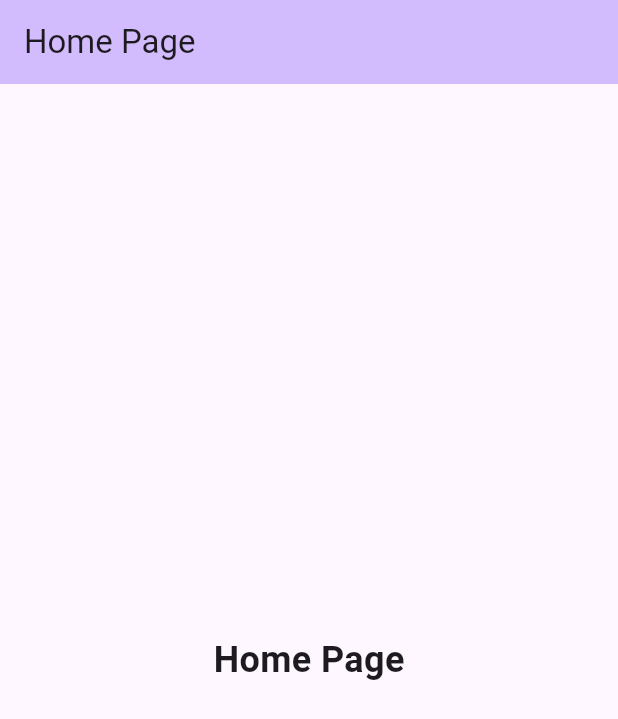
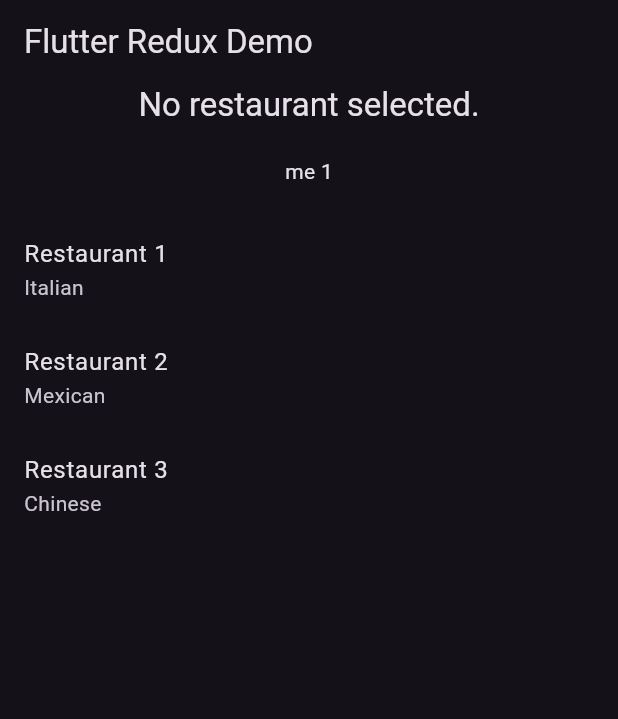
Before and after one commit to foorcun/first, a Flutter app: the screen it shows after launch, on a phone screen of 412 x 824 dp. Shown: the top 719 px of the screen. Run offline on Flutter 3.47's test engine with Material 3 defaults, Android fonts, the phone set to English and light mode, and no system bars; our stand-ins replace flutter_redux, redux.

Commit message:
redux restaurant ve menugroups icin impl.

```diff
--- /dev/null
+++ b/lib/app/features/restaurant/domain/MenuGroups.dart
@@ -0,0 +1,9 @@
+
+class MenuGroups{
+  final String menuGroupId;
+
+  MenuGroups({required this.menuGroupId});
+
+ MenuGroups.fromJson(Map<String, dynamic> json)
+    : menuGroupId = json['menuGroupId'] as String;
+}
--- /dev/null
+++ b/lib/app/store/AppStore.dart
@@ -0,0 +1,33 @@
+// Update the initial state to include menu groups
+import 'package:first/app/features/restaurant/domain/MenuGroups.dart';
+import 'package:first/app/features/restaurant/domain/Restaurant.dart';
+import 'package:first/main.dart';
+
+class AppState {
+  final List<Restaurant> restaurantList;
+  final Restaurant? selectedRestaurant;
+  final MenuGroups? menuGroups;
+
+  AppState({required this.restaurantList, this.selectedRestaurant, this.menuGroups});
+}
+
+
+AppState initialState = AppState(
+      restaurantList: [
+        Restaurant(name: 'Restaurant 1', cuisine: 'Italian'),
+        Restaurant(name: 'Restaurant 2', cuisine: 'Mexican'),
+        Restaurant(name: 'Restaurant 3', cuisine: 'Chinese'),
+      ],
+      selectedRestaurant: null,
+      // menuGroups: MenuGroups(groups: ['Appetizers', 'Main Course', 'Desserts']),
+      menuGroups: MenuGroups(menuGroupId:"me 1" ),
+    );
+
+
+  // 1 AppState class
+  // 2 initialState
+  // 3 reducer
+  // 4 action
+  // 5 main.dart icinde void main()
+  // 6 widget field properties
+  // 7 StoreConnector
--- /dev/null
+++ b/lib/app/store/actions/SelectRestaurantAction.dart
@@ -0,0 +1,7 @@
+import 'package:first/app/features/restaurant/domain/Restaurant.dart';
+
+class SelectRestaurantAction {
+  final Restaurant restaurant;
+
+  SelectRestaurantAction(this.restaurant);
+}
--- /dev/null
+++ b/lib/main copy.dart
@@ -0,0 +1,26 @@
+import 'package:first/app/pages/Routes.dart';
+import 'package:flutter/material.dart';
+
+void main() async {
+  runApp(const MyApp());
+}
+
+class MyApp extends StatelessWidget {
+  const MyApp({super.key});
+
+  // This widget is the root of your application.
+  @override
+  Widget build(BuildContext context) {
+    return MaterialApp(
+      title: 'Flutter Demo',
+      theme: ThemeData(
+        colorScheme: ColorScheme.fromSeed(seedColor: Colors.deepPurple),
+        useMaterial3: true,
+      ),
+      routes: routes,
+      initialRoute: '/',
+      // home: const HomePage(),
+      // home: const MenuGroupPage(),
+    );
+  }
+}
--- a/lib/main.dart
+++ b/lib/main.dart
@@ -1,26 +1,113 @@
-import 'package:first/app/pages/Routes.dart';
+import 'package:first/UpdateMenuGroupsAction.dart';
+import 'package:first/app/features/restaurant/domain/MenuGroups.dart';
+import 'package:first/app/features/restaurant/domain/Restaurant.dart';
+import 'package:first/app/store/AppStore.dart';
+import 'package:first/app/store/actions/SelectRestaurantAction.dart';
+import 'package:first/app/store/reducers/AppReducer.dart';
 import 'package:flutter/material.dart';
+import 'package:flutter_redux/flutter_redux.dart';
+import 'package:redux/redux.dart';
 
-void main() async {
-  runApp(const MyApp());
+
+
+
+
+// Update the main method to initialize the store with updated initial state
+void main() {
+  final store = Store<AppState>(
+    appReducer,
+    initialState: initialState
+  );
+
+  runApp(FlutterReduxApp(
+    title: 'Flutter Redux Demo',
+    store: store,
+  ));
 }
 
-class MyApp extends StatelessWidget {
-  const MyApp({super.key});
+// Update the UI to display menu groups
+class FlutterReduxApp extends StatelessWidget {
+  final Store<AppState> store;
+  final String title;
 
-  // This widget is the root of your application.
+ FlutterReduxApp({
+    Key? key,
+    required this.store,
+    required this.title,
+  }) : super(key: key);
+
   @override
   Widget build(BuildContext context) {
-    return MaterialApp(
-      title: 'Flutter Demo',
-      theme: ThemeData(
-        colorScheme: ColorScheme.fromSeed(seedColor: Colors.deepPurple),
-        useMaterial3: true,
+    return StoreProvider<AppState>(
+      store: store,
+      child: MaterialApp(
+        theme: ThemeData.dark(),
+        title: title,
+        home: Scaffold(
+          appBar: AppBar(
+            title: Text(title),
+          ),
+          body: Center(
+            child: Column(
+              mainAxisAlignment: MainAxisAlignment.center,
+              children: [
+                StoreConnector<AppState, Restaurant?>(
+                  converter: (store) => store.state.selectedRestaurant,
+                  builder: (context, selectedRestaurant) {
+                    return selectedRestaurant != null
+                        ? Text(
+                            'Selected Restaurant: ${selectedRestaurant.name}',
+                            style: Theme.of(context).textTheme.titleLarge,
+                          )
+                        : Text(
+                            'No restaurant selected.',
+                            style: Theme.of(context).textTheme.titleLarge,
+                          );
+                  },
+                ),
+                const SizedBox(height: 20),
+                StoreConnector<AppState, MenuGroups?>(
+                  converter: (store) => store.state.menuGroups,
+                  builder: (context, menuGroups) {
+                    return menuGroups != null ? Text(menuGroups.menuGroupId) : Container();
+                    // return menuGroups != null
+                    //     ? Column(
+                    //         children: menuGroups.groups.map((group) {
+                    //           return Text(
+                    //             group,
+                    //             style: TextStyle(fontSize: 18, fontWeight: FontWeight.bold),
+                    //           );
+                    //         }).toList(),
+                    //       )
+                    //     : Container();
+                  },
+                ),
+                const SizedBox(height: 20),
+                Expanded(
+                  child: StoreConnector<AppState, List<Restaurant>>(
+                    converter: (store) => store.state.restaurantList,
+                    builder: (context, restaurantList) {
+                      return ListView.builder(
+                        itemCount: restaurantList.length,
+                        itemBuilder: (context, index) {
+                          final restaurant = restaurantList[index];
+                          return ListTile(
+                            title: Text(restaurant.name),
+                            subtitle: (restaurant.cuisine != null) ?  Text(restaurant.cuisine!) : const Text("-") ,
+                            onTap: () {
+                              store.dispatch(SelectRestaurantAction(restaurant));
+                            },
+                          );
+                        },
+                      );
+                    },
+                  ),
+                ),
+              ],
+            ),
+          ),
+        ),
       ),
-      routes: routes,
-      initialRoute: '/',
-      // home: const HomePage(),
-      // home: const MenuGroupPage(),
     );
   }
 }
--- a/pubspec.yaml
+++ b/pubspec.yaml
@@ -37,6 +37,8 @@ dependencies:
   cupertino_icons: ^1.0.6
   mockito: ^5.4.4
   http: ^1.2.1
+  flutter_redux: ^0.10.0
+
 
 dev_dependencies:
   flutter_test:
```
Also changed, not shown: lib/UpdateMenuGroupsAction.dart (added, +8 -0 lines), lib/app/features/restaurant/MenuGroupService.dart (+3 -4 lines), lib/app/features/restaurant/components/menu_group/MenuGroupCenterPage.dart (+4 -4 lines), lib/app/features/restaurant/components/menu_group/MenuGroupCenterView.dart (+4 -4 lines), lib/app/features/restaurant/domain/MenuGroup.dart (deleted, +0 -9 lines), lib/app/store/reducers/AppReducer.dart (added, +22 -0 lines), lib/main copy 2.dart (added, +109 -0 lines), lib/app/features/restaurant/components/RestaurantListViewModel.dart (added), pubspec.lock.
